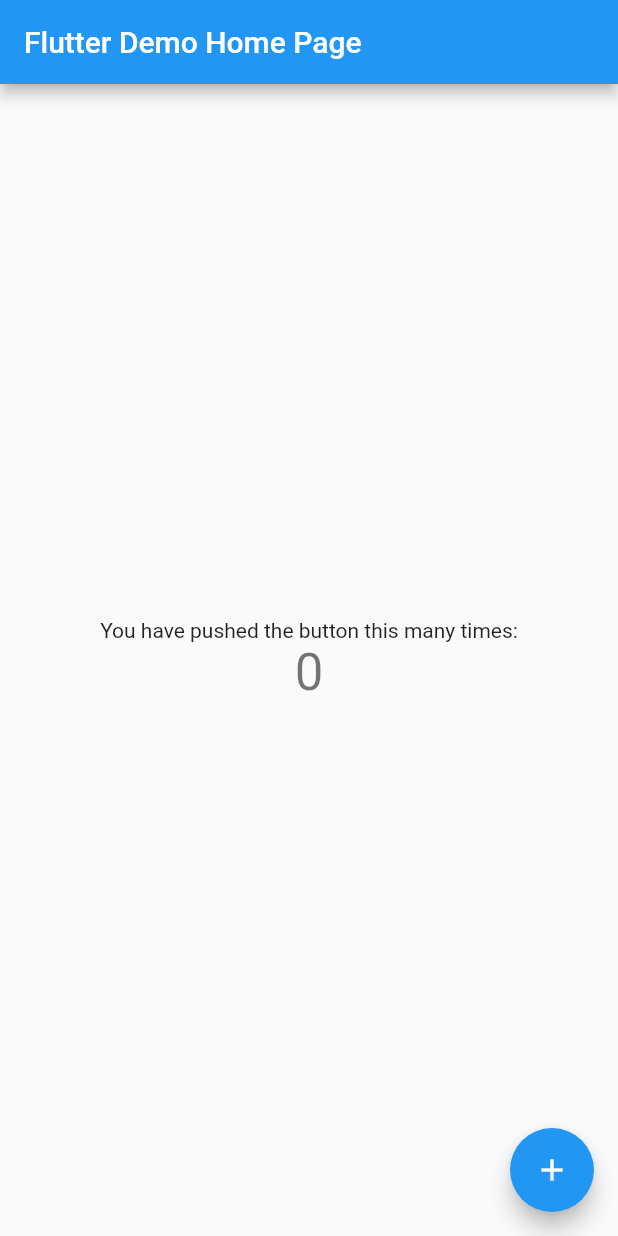
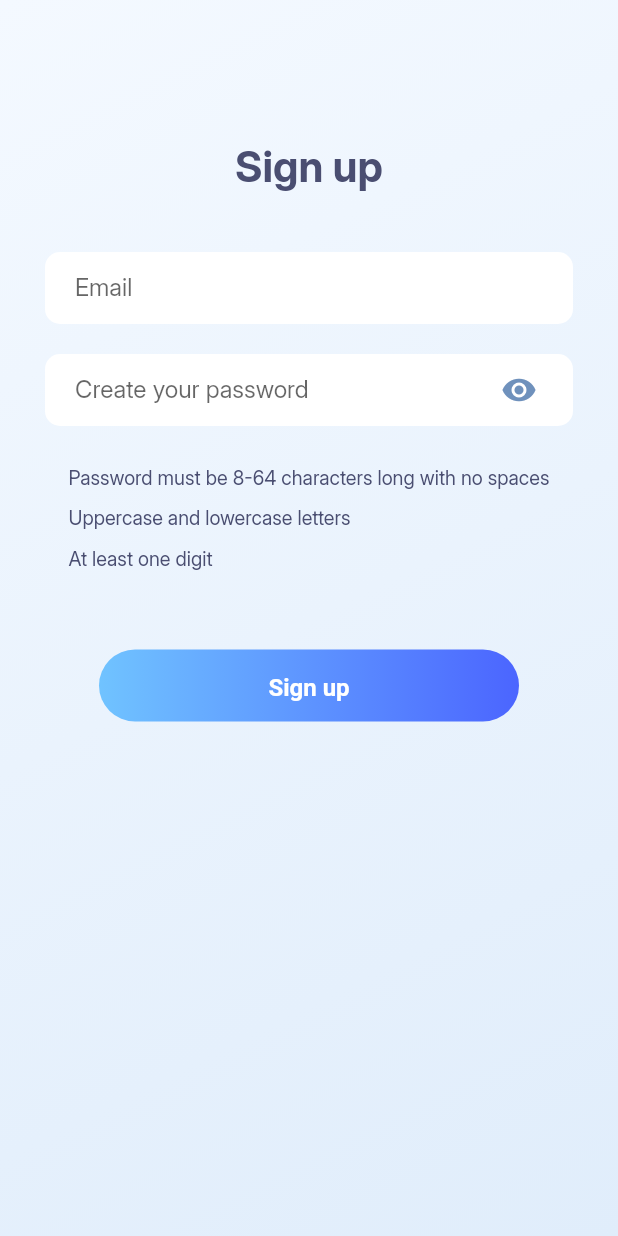
Before and after one commit to he-sends-regards/assessment.clario.flutter, a Flutter app: the screen it shows after launch, on a phone screen of 412 x 824 dp. Run offline on Flutter 3.47's test engine with Material 2 defaults, Android fonts, the light colour scheme and no system bars.

Commit message:
[FEAT]: make an UI of sign up screen, create sign up screen and headline, email field, password field, rules, and sign-up button widgets; add Inter font

```diff
--- a/lib/main.dart
+++ b/lib/main.dart
@@ -1,4 +1,5 @@
 import 'package:flutter/material.dart';
+import 'screens/sign_up_screen.dart';
 
 void main() {
   runApp(const MyApp());
@@ -7,109 +8,21 @@
 class MyApp extends StatelessWidget {
   const MyApp({Key? key}) : super(key: key);
 
-  // This widget is the root of your application.
   @override
   Widget build(BuildContext context) {
     return MaterialApp(
-      title: 'Flutter Demo',
+      title: 'Clario Asessment',
       theme: ThemeData(
-        // This is the theme of your application.
-        //
-        // Try running your application with "flutter run". You'll see the
-        // application has a blue toolbar. Then, without quitting the app, try
-        // changing the primarySwatch below to Colors.green and then invoke
-        // "hot reload" (press "r" in the console where you ran "flutter run",
-        // or simply save your changes to "hot reload" in a Flutter IDE).
-        // Notice that the counter didn't reset back to zero; the application
-        // is not restarted.
-        primarySwatch: Colors.blue,
+        visualDensity: VisualDensity.adaptivePlatformDensity,
+        fontFamily: 'Inter',
+        textTheme: const TextTheme(
+          headline1: TextStyle(fontSize: 28, fontWeight: FontWeight.bold),
+          bodyText1: TextStyle(fontSize: 16),
+          bodyText2: TextStyle(fontSize: 13, height: 1.8),
+          button: TextStyle(height: 14),
+        ),
       ),
-      home: const MyHomePage(title: 'Flutter Demo Home Page'),
+      home: const SignUpScreen(),
     );
   }
 }
-
-class MyHomePage extends StatefulWidget {
-  const MyHomePage({Key? key, required this.title}) : super(key: key);
-
-  // This widget is the home page of your application. It is stateful, meaning
-  // that it has a State object (defined below) that contains fields that affect
-  // how it looks.
-
-  // This class is the configuration for the state. It holds the values (in this
-  // case the title) provided by the parent (in this case the App widget) and
-  // used by the build method of the State. Fields in a Widget subclass are
-  // always marked "final".
-
-  final String title;
-
-  @override
-  State<MyHomePage> createState() => _MyHomePageState();
-}
-
-class _MyHomePageState extends State<MyHomePage> {
-  int _counter = 0;
-
-  void _incrementCounter() {
-    setState(() {
-      // This call to setState tells the Flutter framework that something has
-      // changed in this State, which causes it to rerun the build method below
-      // so that the display can reflect the updated values. If we changed
-      // _counter without calling setState(), then the build method would not be
-      // called again, and so nothing would appear to happen.
-      _counter++;
-    });
-  }
-
-  @override
-  Widget build(BuildContext context) {
-    // This method is rerun every time setState is called, for instance as done
-    // by the _incrementCounter method above.
-    //
-    // The Flutter framework has been optimized to make rerunning build methods
-    // fast, so that you can just rebuild anything that needs updating rather
-    // than having to individually change instances of widgets.
-    return Scaffold(
-      appBar: AppBar(
-        // Here we take the value from the MyHomePage object that was created by
-        // the App.build method, and use it to set our appbar title.
-        title: Text(widget.title),
-      ),
-      body: Center(
-        // Center is a layout widget. It takes a single child and positions it
-        // in the middle of the parent.
-        child: Column(
-          // Column is also a layout widget. It takes a list of children and
-          // arranges them vertically. By default, it sizes itself to fit its
-          // children horizontally, and tries to be as tall as its parent.
-          //
-          // Invoke "debug painting" (press "p" in the console, choose the
-          // "Toggle Debug Paint" action from the Flutter Inspector in Android
-          // Studio, or the "Toggle Debug Paint" command in Visual Studio Code)
-          // to see the wireframe for each widget.
-          //
-          // Column has various properties to control how it sizes itself and
-          // how it positions its children. Here we use mainAxisAlignment to
-          // center the children vertically; the main axis here is the vertical
-          // axis because Columns are vertical (the cross axis would be
-          // horizontal).
-          mainAxisAlignment: MainAxisAlignment.center,
-          children: <Widget>[
-            const Text(
-              'You have pushed the button this many times:',
-            ),
-            Text(
-              '$_counter',
-              style: Theme.of(context).textTheme.headline4,
-            ),
-          ],
-        ),
-      ),
-      floatingActionButton: FloatingActionButton(
-        onPressed: _incrementCounter,
-        tooltip: 'Increment',
-        child: const Icon(Icons.add),
-      ), // This trailing comma makes auto-formatting nicer for build methods.
-    );
-  }
-}
--- /dev/null
+++ b/lib/screens/sign_up_screen.dart
@@ -0,0 +1,97 @@
+import 'package:flutter/material.dart';
+import 'package:flutter/services.dart';
+import 'package:clario_assessment_flutter/widgets/sign_up_button.dart';
+import 'package:clario_assessment_flutter/widgets/Headline.dart';
+import '../widgets/email_input.dart';
+import '../widgets/password_input.dart';
+import '../widgets/sign_up_rules.dart';
+
+class SignUpScreen extends StatefulWidget {
+  const SignUpScreen({Key? key}) : super(key: key);
+
+  @override
+  SignUpScreenState createState() => SignUpScreenState();
+}
+
+class SignUpScreenState extends State<SignUpScreen> {
+  final _formKey = GlobalKey<FormState>();
+  final TextEditingController _emailController = TextEditingController();
+  final TextEditingController _passwordController = TextEditingController();
+
+  @override
+  void initState() {
+    super.initState();
+
+    SystemChrome.setSystemUIOverlayStyle(const SystemUiOverlayStyle(
+      statusBarColor: Colors.transparent,
+      statusBarIconBrightness: Brightness.dark,
+    ));
+  }
+
+  String? _emailValidator(String? value) {
+    if (value == null || value.isEmpty) return 'Please enter your email';
+    return null;
+  }
+
+  String? _passwordValidator(String? value) {
+    if (value == null || value.isEmpty) return 'Please enter your password';
+    return null;
+  }
+
+  @override
+  Widget build(BuildContext context) {
+    return Scaffold(
+      appBar: null,
+      body: Container(
+        height: MediaQuery.of(context).size.height,
+        decoration: const BoxDecoration(
+          gradient: LinearGradient(
+            begin: Alignment.topLeft,
+            end: Alignment.bottomRight,
+            colors: [Color(0xFFF4F9FF), Color(0xFFE0EDFB)],
+          ),
+        ),
+        child: SafeArea(
+          child: SingleChildScrollView(
+            child: Padding(
+              padding: const EdgeInsets.symmetric(horizontal: 30),
+              child: Form(
+                key: _formKey,
+                child: Column(
+                  mainAxisAlignment: MainAxisAlignment.start,
+                  crossAxisAlignment: CrossAxisAlignment.center,
+                  children: <Widget>[
+                    const SizedBox(height: 94),
+                    const HeadlineText('Sign up'),
+                    const SizedBox(height: 40),
+                    EmailInput(
+                      key: const Key('emailInputKey'),
+                      controller: _emailController,
+                      validator: _emailValidator,
+                    ),
+                    const SizedBox(height: 20),
+                    PasswordInput(
+                      key: const Key('passwordInputKey'),
+                      controller: _passwordController,
+                      validator: _passwordValidator,
+                    ),
+                    const SizedBox(height: 20),
+                    const SignUpRules(
+                      isSubmitted: false,
+                      characterCount: false,
+                      upperCaseAndLowerCase: false,
+                      oneDigit: false,
+                    ),
+                    const SizedBox(height: 40),
+                    SignUpButton(onPressed: () => {}, text: 'Sign up'),
+                    SizedBox(height: MediaQuery.of(context).size.height * 0.1),
+                  ],
+                ),
+              ),
+            ),
+          ),
+        ),
+      ),
+    );
+  }
+}
--- /dev/null
+++ b/lib/styles/colors.dart
@@ -0,0 +1,24 @@
+import 'package:flutter/material.dart';
+
+class AppColors {
+  static const Color titleText = Color(0xFF4A4E71);
+  static const Color commonText = Color(0xFF4A4E71);
+  static const Color inputPlaceholder = Color(0xFF6F91BC);
+  static const Color inputBorderFocus = Color(0xFF6F91BC);
+  static const Color inputBorderValid = Color(0xFF40BA85);
+  static const Color inputBorderInvalid = Color(0xFFFF8080);
+  static const Color inputTextDefault = Color(0xFF4A4E71);
+  static const Color inputTextValid = Color(0xFF27B274);
+  static const Color inputTextInvalid = Color(0xFFFF8080);
+  static const Color inputIconDefault = Color(0xFF6F91BC);
+  static const Color inputIconValid = Color(0xFF27B274);
+  static const Color inputIconInvalid = Color(0xFFFF8080);
+  static const Color buttonText = Color(0xFFFFFFFF);
+  static const LinearGradient buttonBackgroundLinear = LinearGradient(
+    colors: [Color(0xFF70C3FF), Color(0xFF4B65FF)],
+    begin: Alignment.centerLeft,
+    end: Alignment.centerRight,
+  );
+  static const Color rulesValid = Color(0x6637B274);
+  static const Color rulesInvalid = Color(0xFFFF8080);
+}
--- /dev/null
+++ b/lib/widgets/email_input.dart
@@ -0,0 +1,73 @@
+import 'package:flutter/material.dart';
+import '../styles/colors.dart';
+
+class EmailInput extends StatefulWidget {
+  final TextEditingController controller;
+  final String? Function(String?)? validator;
+  final bool isValid;
+  final bool isSubmitted;
+
+  const EmailInput({
+    required Key key,
+    required this.controller,
+    this.validator,
+    this.isValid = true,
+    this.isSubmitted = false,
+  }) : super(key: key);
+
+  @override
+  EmailInputState createState() => EmailInputState();
+}
+
+class EmailInputState extends State<EmailInput> {
+  @override
+  Widget build(BuildContext context) {
+    return TextFormField(
+      controller: widget.controller,
+      decoration: InputDecoration(
+        labelText: "Email",
+        hintText: "Enter your email",
+        fillColor: Colors.white,
+        filled: true,
+        contentPadding: const EdgeInsets.fromLTRB(20, 14.5, 45, 14.5),
+        border: OutlineInputBorder(
+          borderRadius: BorderRadius.circular(10),
+          borderSide: BorderSide.none,
+        ),
+        enabledBorder: OutlineInputBorder(
+          borderRadius: BorderRadius.circular(10),
+          borderSide: const BorderSide(
+            color: Colors.transparent,
+          ),
+        ),
+        focusedBorder: OutlineInputBorder(
+          borderRadius: BorderRadius.circular(10),
+          borderSide: BorderSide(
+            color: widget.isSubmitted
+                ? (widget.isValid
+                    ? AppColors.inputBorderValid
+                    : AppColors.inputBorderInvalid)
+                : AppColors.inputBorderFocus,
+          ),
+        ),
+        errorBorder: OutlineInputBorder(
+          borderRadius: BorderRadius.circular(10),
+          borderSide: const BorderSide(color: AppColors.inputBorderInvalid),
+        ),
+        focusedErrorBorder: OutlineInputBorder(
+          borderRadius: BorderRadius.circular(10),
+          borderSide: const BorderSide(color: AppColors.inputBorderInvalid),
+        ),
+      ),
+      style: TextStyle(
+        color: widget.isSubmitted
+            ? (widget.isValid
+                ? AppColors.inputTextValid
+                : AppColors.inputTextInvalid)
+            : AppColors.inputTextDefault,
+        fontSize: 16,
+      ),
+      validator: widget.validator,
+    );
+  }
+}
--- /dev/null
+++ b/lib/widgets/headline.dart
@@ -0,0 +1,27 @@
+import 'package:flutter/material.dart';
+
+import '../styles/colors.dart';
+
+class HeadlineText extends StatelessWidget {
+  final String text;
+  final Color? color;
+  final TextAlign textAlign;
+
+  const HeadlineText(
+    this.text, {
+    Key? key,
+    this.color,
+    this.textAlign = TextAlign.left,
+  }) : super(key: key);
+
+  @override
+  Widget build(BuildContext context) {
+    return Text(
+      text,
+      textAlign: textAlign,
+      style: Theme.of(context).textTheme.headline1!.copyWith(
+            color: color ?? AppColors.titleText,
+          ),
+    );
+  }
+}
--- /dev/null
+++ b/lib/widgets/password_input.dart
@@ -0,0 +1,83 @@
+import 'package:flutter/material.dart';
+import '../styles/colors.dart';
+
+class PasswordInput extends StatefulWidget {
+  final TextEditingController controller;
+  final String? Function(String?)? validator;
+  final bool isValid;
+  final bool isSubmitted;
+
+  const PasswordInput({
+    required Key key,
+    required this.controller,
+    required this.validator,
+    this.isValid = true,
+    this.isSubmitted = false,
+  }) : super(key: key);
+
+  @override
+  PasswordInputState createState() => PasswordInputState();
+}
+
+class PasswordInputState extends State<PasswordInput> {
+  bool _isHidden = true;
+
+  void _toggleVisibility() {
+    setState(() {
+      _isHidden = !_isHidden;
+    });
+  }
+
+  @override
+  Widget build(BuildContext context) {
+    return TextFormField(
+      controller: widget.controller,
+      obscureText: _isHidden,
+      keyboardType: TextInputType.visiblePassword,
+      decoration: InputDecoration(
+        labelText: 'Create your password',
+        hintText: "Create your password",
+        suffixIcon: Padding(
+          padding: const EdgeInsets.only(right: 12),
+          child: IconButton(
+            icon: Icon(
+              _isHidden ? Icons.visibility : Icons.visibility_off,
+              color: widget.isSubmitted
+                  ? (widget.isValid
+                      ? AppColors.inputIconValid
+                      : AppColors.inputIconInvalid)
+                  : AppColors.inputIconDefault,
+            ),
+            onPressed: _toggleVisibility,
+          ),
+        ),
+        focusedBorder: OutlineInputBorder(
+          borderRadius: BorderRadius.circular(10),
+          borderSide: BorderSide(
+            color: widget.isSubmitted
+                ? (widget.isValid
+                    ? AppColors.inputBorderValid
+                    : AppColors.inputBorderInvalid)
+                : AppColors.inputBorderFocus,
+          ),
+        ),
+        enabledBorder: OutlineInputBorder(
+          borderRadius: BorderRadius.circular(10),
+          borderSide: const BorderSide(color: Colors.transparent),
+        ),
+        fillColor: Colors.white,
+        filled: true,
+        contentPadding: const EdgeInsets.fromLTRB(20, 14.5, 20, 14.5),
+      ),
+      style: TextStyle(
+        color: widget.isSubmitted
+            ? (widget.isValid
+                ? AppColors.inputTextValid
+                : AppColors.inputTextInvalid)
+            : AppColors.inputTextDefault,
+        fontSize: 16,
+      ),
+      validator: widget.validator,
+    );
+  }
+}
--- /dev/null
+++ b/lib/widgets/sign_up_button.dart
@@ -0,0 +1,50 @@
+import 'package:flutter/material.dart';
+
+import '../styles/colors.dart';
+
+class SignUpButton extends StatelessWidget {
+  final VoidCallback onPressed;
+  final String text;
+
+  const SignUpButton({
+    Key? key,
+    required this.onPressed,
+    required this.text,
+  }) : super(key: key);
+
+  @override
+  Widget build(BuildContext context) {
+    return ElevatedButton(
+      onPressed: onPressed,
+      style: ButtonStyle(
+        backgroundColor: MaterialStateProperty.all(Colors.transparent),
+        foregroundColor: MaterialStateProperty.all(AppColors.buttonText),
+        padding: MaterialStateProperty.all(
+            const EdgeInsets.symmetric(vertical: 12, horizontal: 36)),
+        textStyle: MaterialStateProperty.all(
+          const TextStyle(
+            fontWeight: FontWeight.bold,
+            fontSize: 16,
+            height: 1.4,
+          ),
+        ),
+        shape: MaterialStateProperty.all<RoundedRectangleBorder>(
+            RoundedRectangleBorder(
+          borderRadius: BorderRadius.circular(30),
+        )),
+        elevation: MaterialStateProperty.all(0),
+      ),
+      child: Ink(
+        decoration: BoxDecoration(
+          gradient: AppColors.buttonBackgroundLinear,
+          borderRadius: BorderRadius.circular(30),
+        ),
+        child: Container(
+          alignment: Alignment.center,
+          constraints: const BoxConstraints(minWidth: 240, minHeight: 48),
+          child: Text(text),
+        ),
+      ),
+    );
+  }
+}
--- /dev/null
+++ b/lib/widgets/sign_up_rules.dart
@@ -0,0 +1,68 @@
+import 'package:flutter/material.dart';
+import '../styles/colors.dart';
+
+class SignUpRules extends StatelessWidget {
+  final bool isSubmitted;
+  final bool characterCount;
+  final bool upperCaseAndLowerCase;
+  final bool oneDigit;
+
+  const SignUpRules({
+    Key? key,
+    required this.isSubmitted,
+    required this.characterCount,
+    required this.upperCaseAndLowerCase,
+    required this.oneDigit,
+  }) : super(key: key);
+
+  @override
+  Widget build(BuildContext context) {
+    return Wrap(
+      direction: Axis.vertical,
+      spacing: 4,
+      children: [
+        RuleItem(
+          isSubmitted: isSubmitted,
+          isValid: characterCount,
+          text: 'Password must be 8-64 characters long with no spaces',
+        ),
+        RuleItem(
+          isSubmitted: isSubmitted,
+          isValid: upperCaseAndLowerCase,
+          text: 'Uppercase and lowercase letters',
+        ),
+        RuleItem(
+          isSubmitted: isSubmitted,
+          isValid: oneDigit,
+          text: 'At least one digit',
+        ),
+      ],
+    );
+  }
+}
+
+class RuleItem extends StatelessWidget {
+  final bool isSubmitted;
+  final bool isValid;
+  final String text;
+
+  const RuleItem({
+    Key? key,
+    required this.isSubmitted,
+    required this.isValid,
+    required this.text,
+  }) : super(key: key);
+
+  @override
+  Widget build(BuildContext context) {
+    return Text(
+      text,
+      style: TextStyle(
+        color: isSubmitted
+            ? (isValid ? AppColors.rulesValid : AppColors.rulesValid)
+            : AppColors.commonText,
+        fontSize: 13,
+      ),
+    );
+  }
+}
```
Also changed, not shown: pubspec.yaml (+7 -30 lines), assets/fonts/Inter-Bold.ttf (added), assets/fonts/Inter-Regular.ttf (added).
